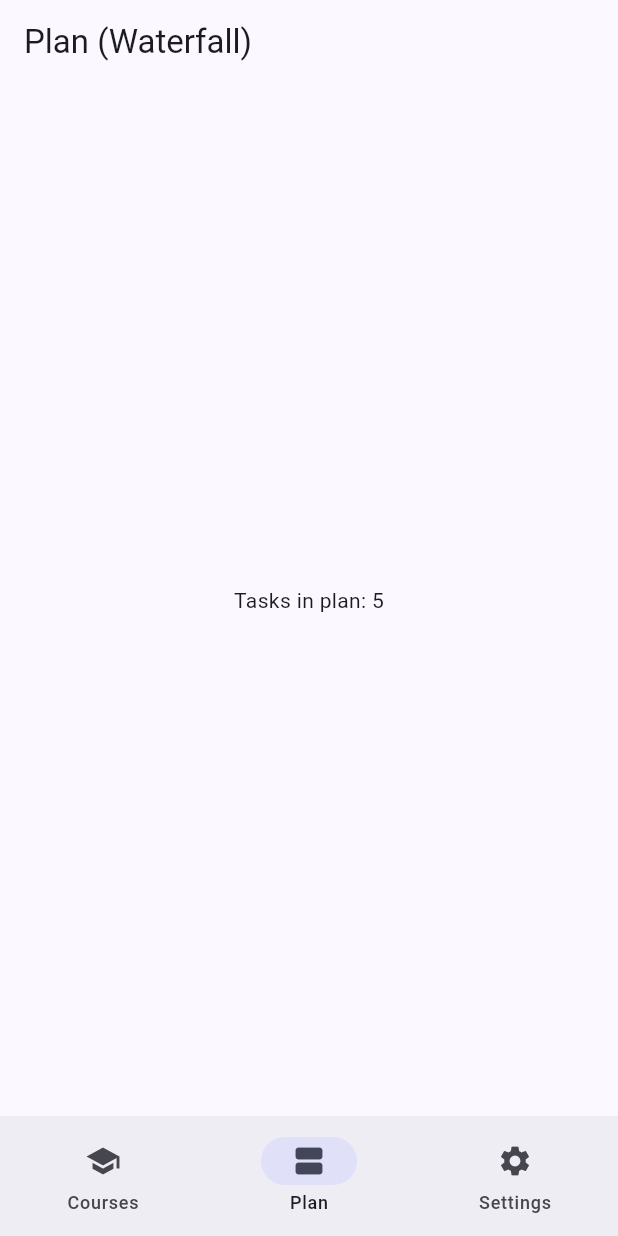
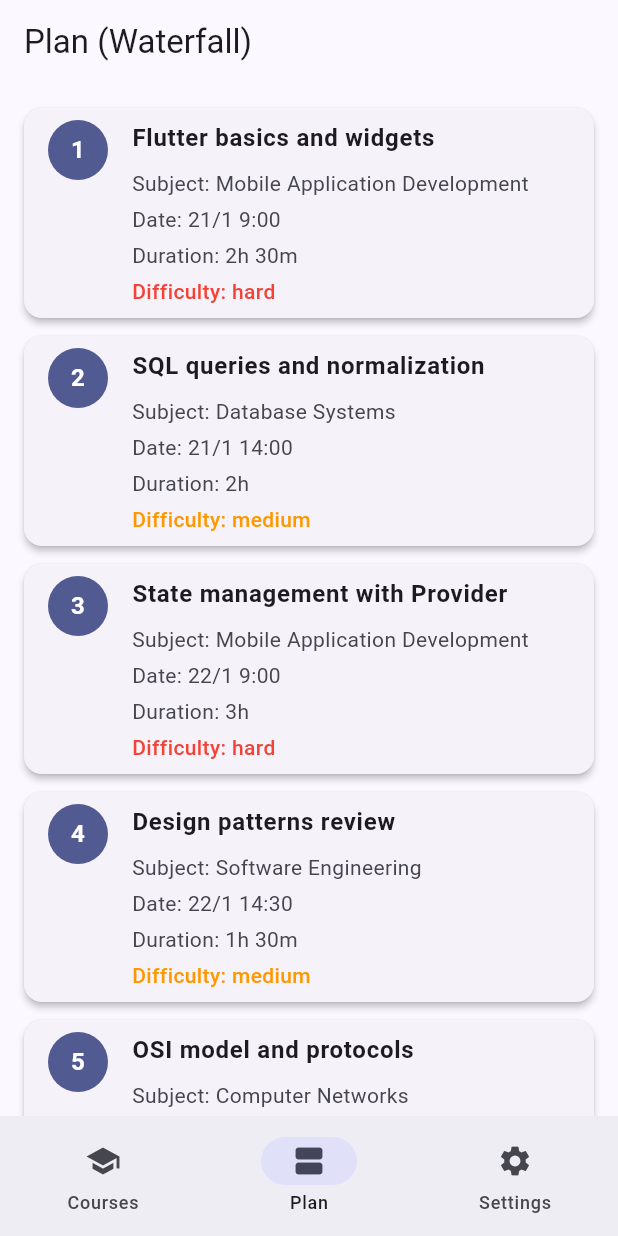
Before and after one commit to Mahdi-sr95/Threadwise-planner-Flutter, a Flutter app: the screen it shows after launch, after a tap on the "delete outline" icon, after a tap on "Generate Plan", on a phone screen of 412 x 824 dp. Run offline on Flutter 3.47's test engine with Material 3 defaults, Android fonts, the phone set to English and light mode, and no system bars; our stand-ins replace go_router.

Commit message:
Add secrets management system and complete plan screen UI
- Add secrets.dart.example template for API tokens
- Add .gitignore rules to protect secrets.dart
- Implement ListView in plan_screen.dart to display tasks
- Add LLM client service for future AI integration
- Add config README with setup instructions

```diff
--- a/lib/screens/plan_screen.dart
+++ b/lib/screens/plan_screen.dart
@@ -2,24 +2,120 @@ import 'package:flutter/material.dart';
 import 'package:provider/provider.dart';
 import '../state/plan_provider.dart';
 
+/// Main screen that displays the generated study plan as a list of tasks.
+/// This screen listens to PlanProvider for state changes (loading, error, tasks).
 class PlanScreen extends StatelessWidget {
   const PlanScreen({super.key});
 
   @override
   Widget build(BuildContext context) {
+    // Watch PlanProvider to rebuild when state changes
     final planProv = context.watch<PlanProvider>();
 
     return Scaffold(
+      // AppBar shows current strategy label
       appBar: AppBar(title: Text('Plan (${planProv.strategy.label})')),
       body: SafeArea(
-        child: Center(
-          child: planProv.loading
-              ? const CircularProgressIndicator()
-              : planProv.error != null
-              ? Text(planProv.error!)
-              : Text('Tasks in plan: ${planProv.tasks.length}'),
-        ),
+        child: planProv.loading
+            // Show loading indicator while generating plan
+            ? const Center(child: CircularProgressIndicator())
+            : planProv.error != null
+                // Show error message if generation failed
+                ? Center(child: Text(planProv.error!))
+                : planProv.tasks.isEmpty
+                    // Show empty state message when no tasks exist
+                    ? const Center(
+                        child: Text(
+                          'No tasks yet. Generate a plan from Courses tab.',
+                          textAlign: TextAlign.center,
+                          style: TextStyle(fontSize: 16),
+                        ),
+                      )
+                    // Display list of tasks when available
+                    : ListView.builder(
+                        padding: const EdgeInsets.all(16),
+                        itemCount: planProv.tasks.length,
+                        itemBuilder: (context, index) {
+                          final task = planProv.tasks[index];
+                          return Card(
+                            margin: const EdgeInsets.only(bottom: 12),
+                            elevation: 2,
+                            child: ListTile(
+                              // Task number badge
+                              leading: CircleAvatar(
+                                backgroundColor: Theme.of(context).primaryColor,
+                                child: Text(
+                                  '${index + 1}',
+                                  style: const TextStyle(
+                                    color: Colors.white,
+                                    fontWeight: FontWeight.bold,
+                                  ),
+                                ),
+                              ),
+                              // Task description as title
+                              title: Text(
+                                task.task,
+                                style: const TextStyle(
+                                  fontWeight: FontWeight.w600,
+                                  fontSize: 16,
+                                ),
+                              ),
+                              // Task details as subtitle
+                              subtitle: Padding(
+                                padding: const EdgeInsets.only(top: 8.0),
+                                child: Column(
+                                  crossAxisAlignment: CrossAxisAlignment.start,
+                                  children: [
+                                    // Subject name
+                                    Text(
+                                      'Subject: ${task.subject}',
+                                      style: const TextStyle(fontSize: 14),
+                                    ),
+                                    const SizedBox(height: 4),
+                                    // Scheduled date and time
+                                    Text(
+                                      'Date: ${task.formattedDateTime}',
+                                      style: const TextStyle(fontSize: 14),
+                                    ),
+                                    const SizedBox(height: 4),
+                                    // Duration in hours and minutes
+                                    Text(
+                                      'Duration: ${task.formattedDuration}',
+                                      style: const TextStyle(fontSize: 14),
+                                    ),
+                                    const SizedBox(height: 4),
+                                    // Difficulty level
+                                    Text(
+                                      'Difficulty: ${task.difficulty.name}',
+                                      style: TextStyle(
+                                        fontSize: 14,
+                                        color: _getDifficultyColor(task.difficulty.name),
+                                        fontWeight: FontWeight.w500,
+                                      ),
+                                    ),
+                                  ],
+                                ),
+                              ),
+                              isThreeLine: true,
+                            ),
+                          );
+                        },
+                      ),
       ),
     );
   }
+
+  /// Helper method to assign color based on difficulty level
+  Color _getDifficultyColor(String difficulty) {
+    switch (difficulty.toLowerCase()) {
+      case 'easy':
+        return Colors.green;
+      case 'medium':
+        return Colors.orange;
+      case 'hard':
+        return Colors.red;
+      default:
+        return Colors.grey;
+    }
+  }
 }
```
Also changed, not shown: lib/services/llm_client.dart (added, +109 -0 lines), 3 other files.
